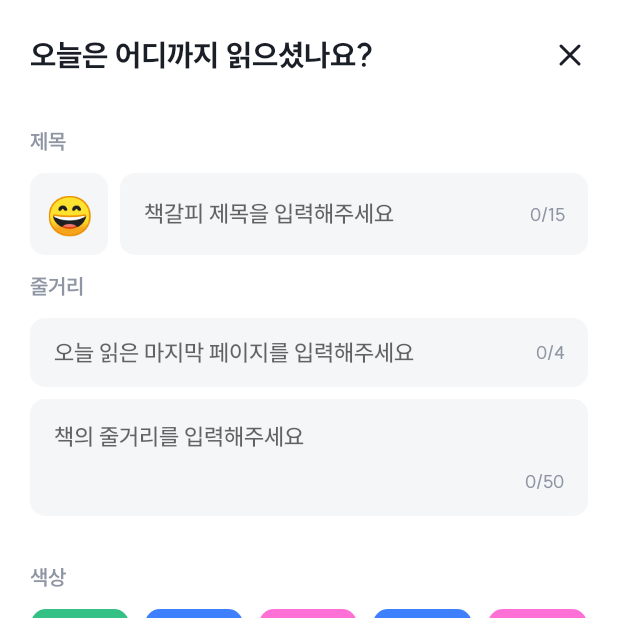
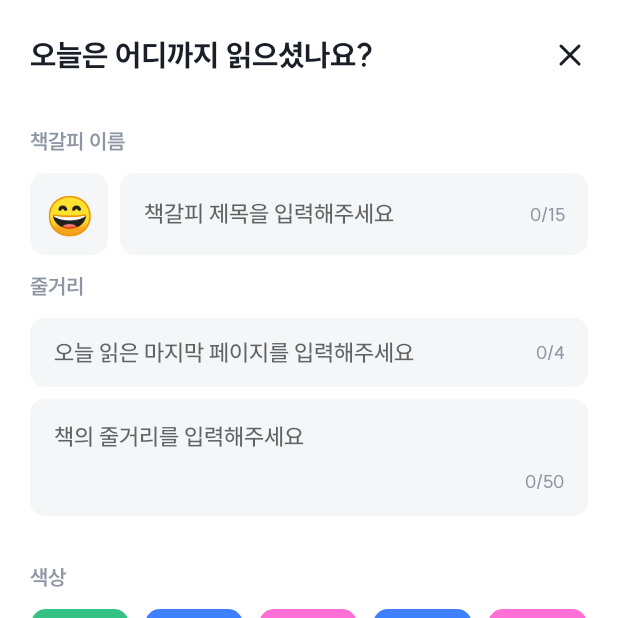
Before and after one commit to Uttug-Seuja/check-bookmark-android, an Android app: the BookmarkCreateFragment screen opened through its navigation route, on a phone screen of 412 x 824 dp, the top half of it. Run offline under Robolectric (Android 15) with nearby library versions, the phone set to English and light mode, and no system bars; our stand-ins replace Dagger/Hilt's generated code, data binding, navigation-ui.

Commit message:
[CheckBookmark] strings> bookmark_create_bookmark_title text 변경

```diff
--- a/app/src/main/res/values/strings.xml
+++ b/app/src/main/res/values/strings.xml
@@ -29,7 +29,7 @@
     <string name="alarm_settings_not_receive_push_at_night_description">오후 9시부터 다음날 오전 8시까지의 알림</string>
     <string name="bookmark_create_title">오늘은 어디까지 읽으셨나요?</string>
     <string name="bookmark_create_bookmark_title_hint">책갈피 제목을 입력해주세요</string>
-    <string name="bookmark_create_bookmark_title">제목</string>
+    <string name="bookmark_create_bookmark_title">책갈피 이름</string>
     <string name="bookmark_create_summary_title">줄거리</string>
     <string name="bookmark_create_page_hint">오늘 읽은 마지막 페이지를 입력해주세요</string>
     <string name="bookmark_create_summary_hint">책의 줄거리를 입력해주세요</string>
```
